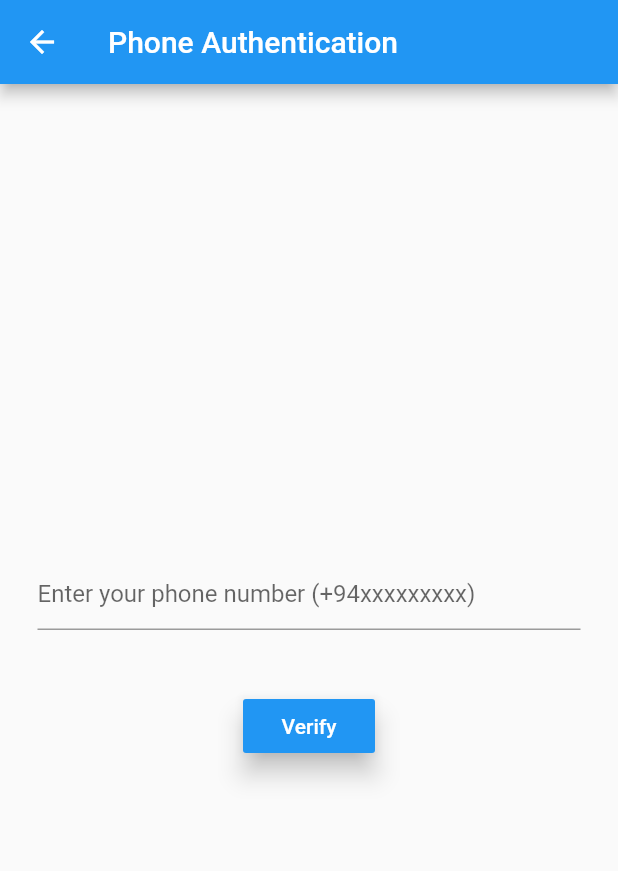
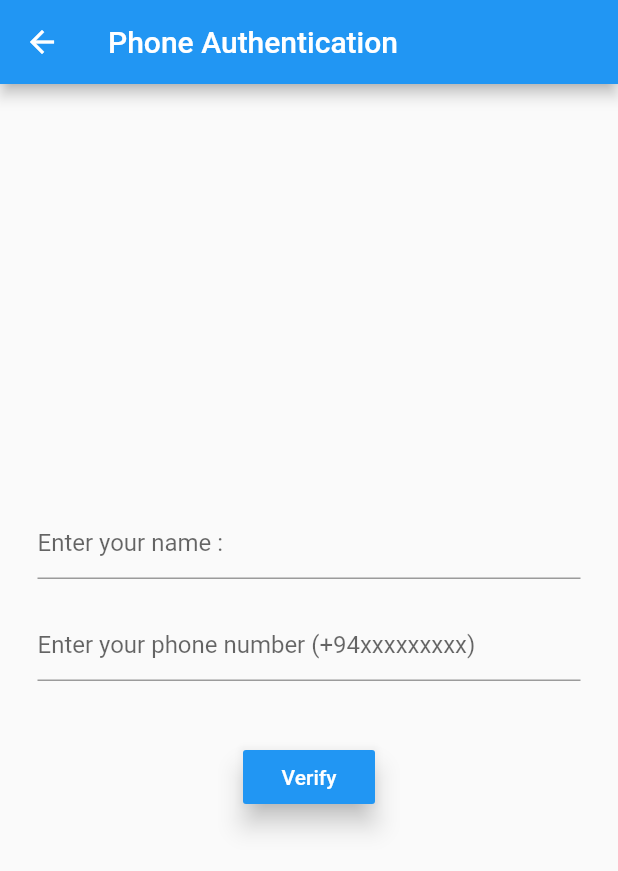
Before and after one commit to DaminduSandaruwan/Google-Phone-Verification, a Flutter app: the LoginVerificationPage screen opened directly, on a phone screen of 412 x 824 dp. Shown: the top 871 px of the screen. Run offline on Flutter 3.47's test engine with Material 2 defaults, Android fonts, the phone set to English and light mode, and no system bars; our stand-ins replace firebase_auth, firebase_core, google_sign_in; accounts and stored records are empty.

Commit message:
fix some failure

```diff
--- a/phone_verification/lib/screens/facbookLogin.dart
+++ b/phone_verification/lib/screens/facbookLogin.dart
@@ -41,7 +41,9 @@ class _FacebookAuthState extends State<FacebookAuth> {
         OutlineButton(
           child: Text('Login With Facebook'),
           onPressed: (){
-            _logInWithFB();
+            _logInWithFB(
+
+            );
           },
         ),
       ),
--- a/phone_verification/lib/screens/googleSign.dart
+++ b/phone_verification/lib/screens/googleSign.dart
@@ -16,7 +16,8 @@ class _GoogleAuthState extends State<GoogleAuth> {
 
   _logIn() async{
     try {
-      await _googleSignIn.signIn();
+      //await _googleSignIn.signIn();
+      await _googleSignIn.signIn().catchError((onError) => print(onError));
       setState(() {
         _isLoggedIn=true;
       });
--- a/phone_verification/lib/screens/loginverificationpage.dart
+++ b/phone_verification/lib/screens/loginverificationpage.dart
@@ -10,6 +10,7 @@ class LoginVerificationPage extends StatefulWidget {
 class _LoginVerificationPageState extends State<LoginVerificationPage> {
 
   String phoneNo;
+  String userName;
   String smsCode;
   String verificationId;
   bool codeSent =false;
@@ -58,6 +59,15 @@ class _LoginVerificationPageState extends State<LoginVerificationPage> {
             children: [
               TextField(
                 decoration: InputDecoration(
+                  hintText: "Enter your name : ",
+                ),
+                onChanged: (value) {
+                  this.userName = value;
+                },
+              ),
+              SizedBox(height: 20,),
+              TextField(
+                decoration: InputDecoration(
                   hintText: "Enter your phone number (+94xxxxxxxxx)",
                   // labelText: "Phone Number"
                 ),
--- a/phone_verification/lib/services/authservices.dart
+++ b/phone_verification/lib/services/authservices.dart
@@ -4,6 +4,7 @@ import 'package:phone_verification/screens/dashboard.dart';
 import 'package:phone_verification/screens/loginverificationpage.dart';
 
 class AuthService {
+
   //Handles Auth
   handleAuth() {
     return StreamBuilder(
--- a/phone_verification/lib/widgets/drawer.dart
+++ b/phone_verification/lib/widgets/drawer.dart
@@ -24,7 +24,7 @@ class _DrawerWidgetState extends State<DrawerWidget> {
             currentAccountPicture: GestureDetector(
               child: CircleAvatar(
                 child: Image.network(
-                  widget.imgUrl ,   //have to implement null
+                  widget.imgUrl == null ? "https://upload.wikimedia.org/wikipedia/commons/thumb/1/12/User_icon_2.svg/1024px-User_icon_2.svg.png" : widget.imgUrl ,   //have to implement null
                 ),
               ),
             ),
--- a/phone_verification/pubspec.yaml
+++ b/phone_verification/pubspec.yaml
@@ -25,8 +25,9 @@ dependencies:
     sdk: flutter
   firebase_auth:
   firebase_core: "0.5.0"
-  google_sign_in: ^4.0.2
-  # flutter_facebook_login: ^1.2.0
+  # google_sign_in: ^4.5.3
+  google_sign_in: ^4.1.1
+  # flutter_facebook_login:
   # http: ^0.12.0+2
 
 
```
